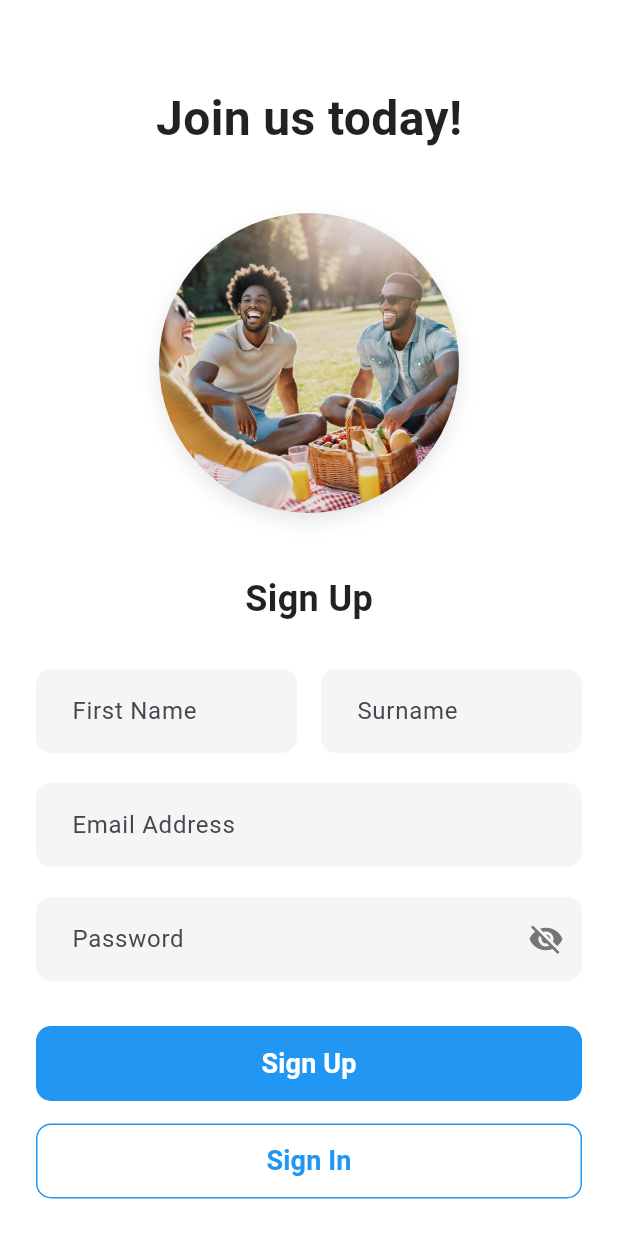
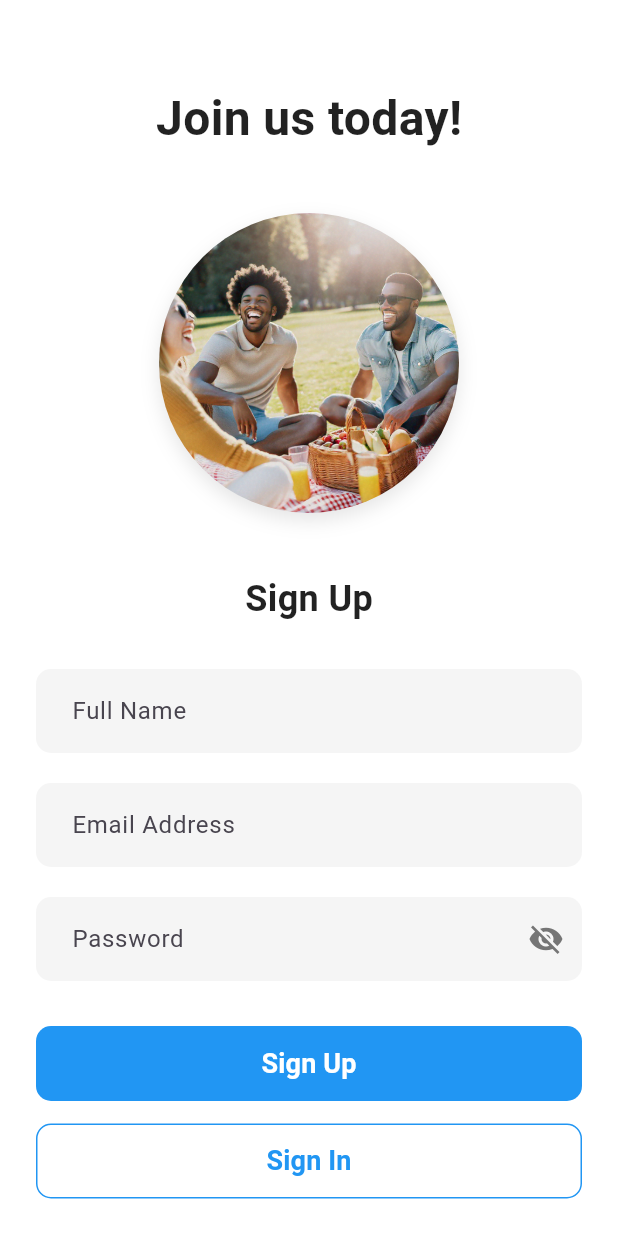
Before and after one commit to Sherlock1854/AcademicHub, a Flutter app: the screen it shows after launch, after a tap on "Create Account", on a phone screen of 412 x 824 dp. Run offline on Flutter 3.47's test engine with Material 3 defaults, Android fonts, the phone set to English and light mode, and no system bars; our stand-ins replace cloud_firestore, firebase_auth, firebase_core, firebase_storage, google_fonts, image_picker; accounts and stored records are empty; network calls fail.

Commit message:
Done all profile, except change password

```diff
--- a/lib/auth/auth_service.dart
+++ b/lib/auth/auth_service.dart
@@ -16,16 +16,18 @@ class AuthService {
   }
 
   /// SIGN UP
-  Future<UserCredential> signUpWithEmailPassword(String email, password, firstName, surname) async {
+  Future<UserCredential> signUpWithEmailPassword(String email, String password, String fullName) async {
     try {
-      UserCredential userCredential = await _auth.createUserWithEmailAndPassword(email: email, password: password);
+      UserCredential userCredential = await _auth.createUserWithEmailAndPassword(
+        email: email,
+        password: password,
+      );
 
-      // Save user with default role: 'user'
+      // Save user with fullName and default role: 'user'
       await _firestore.collection("Users").doc(userCredential.user!.uid).set({
         "uid": userCredential.user!.uid,
         "email": email,
-        "firstName": firstName,
-        "surname": surname,
+        "fullName": fullName,
         "role": "user",
       });
 
--- a/lib/auth/views/register.dart
+++ b/lib/auth/views/register.dart
@@ -2,28 +2,24 @@ import 'package:academichub/auth/auth_service.dart';
 import 'package:academichub/auth/views/login.dart';
 import 'package:flutter/material.dart';
 import 'package:academichub/utilities/design.dart';
-import 'package:flutter/gestures.dart';
 import 'package:academichub/dashboard/views/dashboard_page.dart';
 
-
-class RegisterPage extends StatefulWidget { // Renamed from Register
+class RegisterPage extends StatefulWidget {
   const RegisterPage({super.key});
 
   @override
-  State<RegisterPage> createState() => _RegisterPageState(); // Renamed state
+  State<RegisterPage> createState() => _RegisterPageState();
 }
 
-class _RegisterPageState extends State<RegisterPage> { // Renamed state
+class _RegisterPageState extends State<RegisterPage> {
   final TextEditingController registerEmailCtrl = TextEditingController();
   final TextEditingController registerPasswordCtrl = TextEditingController();
-  final TextEditingController registerFirstNameCtrl = TextEditingController(); // Changed to FirstName
-  final TextEditingController registerSurnameCtrl = TextEditingController();   // Added Surname
+  final TextEditingController registerFullNameCtrl = TextEditingController(); // ✅ Full Name controller
   bool _obscure = true;
 
   void register() async {
     final auth = AuthService();
 
-    // Show loading indicator
     showDialog(
       context: context,
       barrierDismissible: false,
@@ -34,21 +30,19 @@ class _RegisterPageState extends State<RegisterPage> { // Renamed state
       await auth.signUpWithEmailPassword(
         registerEmailCtrl.text.trim(),
         registerPasswordCtrl.text.trim(),
-        registerFirstNameCtrl.text.trim(),
-        registerSurnameCtrl.text.trim(),
+        registerFullNameCtrl.text.trim(), // ✅ Full Name passed
       );
 
       if (!mounted) return;
-      Navigator.pop(context); // remove loading spinner
+      Navigator.pop(context);
 
-      // ✅ Navigate to dashboard directly
       Navigator.pushReplacement(
         context,
         MaterialPageRoute(builder: (_) => const DashboardPage()),
       );
     } catch (e) {
       if (!mounted) return;
-      Navigator.pop(context); // remove loading spinner
+      Navigator.pop(context);
       showDialog(
         context: context,
         builder: (_) => AlertDialog(
@@ -65,21 +59,18 @@ class _RegisterPageState extends State<RegisterPage> { // Renamed state
     }
   }
 
-
   @override
   void dispose() {
     registerEmailCtrl.dispose();
     registerPasswordCtrl.dispose();
-    registerFirstNameCtrl.dispose();
-    registerSurnameCtrl.dispose(); // Dispose surname controller
-    // registerPhoneCtrl.dispose(); // Uncomment if you still use a phone field
+    registerFullNameCtrl.dispose(); // ✅ Dispose Full Name controller
     super.dispose();
   }
 
   @override
   Widget build(BuildContext context) {
     return Scaffold(
-      backgroundColor: Colors.white, // Changed background to white as per image
+      backgroundColor: Colors.white,
       body: SafeArea(
         child: Center(
           child: SingleChildScrollView(
@@ -87,7 +78,7 @@ class _RegisterPageState extends State<RegisterPage> { // Renamed state
             child: Column(
               crossAxisAlignment: CrossAxisAlignment.center,
               children: [
-                const SizedBox(height: 40), // Adjusted space from top
+                const SizedBox(height: 40),
                 const Text(
                   'Join us today!',
                   style: TextStyle(
@@ -97,10 +88,9 @@ class _RegisterPageState extends State<RegisterPage> { // Renamed state
                   ),
                 ),
                 const SizedBox(height: 40),
-                // Circular image from assets
                 Container(
-                  width: 200, // Adjust size as needed
-                  height: 200, // Adjust size as needed
+                  width: 200,
+                  height: 200,
                   decoration: BoxDecoration(
                     shape: BoxShape.circle,
                     boxShadow: [
@@ -113,8 +103,8 @@ class _RegisterPageState extends State<RegisterPage> { // Renamed state
                   ),
                   child: ClipOval(
                     child: Image.asset(
-                      'assets/images/register.png', // Your asset image path
-                      fit: BoxFit.cover, // Ensures the image covers the circular area
+                      'assets/images/register.png',
+                      fit: BoxFit.cover,
                     ),
                   ),
                 ),
@@ -130,14 +120,11 @@ class _RegisterPageState extends State<RegisterPage> { // Renamed state
                 ),
                 const SizedBox(height: 30),
 
-                // First Name and Surname in a Row
-                Row(
-                  children: [
-                    Expanded(
-                      child: TextField(
-                        controller: registerFirstNameCtrl,
+                // ✅ Full Name Field
+                TextField(
+                  controller: registerFullNameCtrl,
                   decoration: InputDecoration(
-                          hintText: 'First Name',
+                    hintText: 'Full Name',
                     filled: true,
                     fillColor: Colors.grey[100],
                     border: OutlineInputBorder(
@@ -147,28 +134,9 @@ class _RegisterPageState extends State<RegisterPage> { // Renamed state
                     contentPadding: const EdgeInsets.symmetric(vertical: 16, horizontal: 20),
                   ),
                 ),
-                    ),
-                    const SizedBox(width: 16), // Space between fields
-                    Expanded(
-                      child: TextField(
-                        controller: registerSurnameCtrl,
-                        decoration: InputDecoration(
-                          hintText: 'Surname',
-                          filled: true,
-                          fillColor: Colors.grey[100],
-                          border: OutlineInputBorder(
-                            borderRadius: BorderRadius.circular(10),
-                            borderSide: BorderSide.none,
-                          ),
-                          contentPadding: const EdgeInsets.symmetric(vertical: 16, horizontal: 20),
-                        ),
-                      ),
-                    ),
-                  ],
-                ),
                 const SizedBox(height: 20),
 
-                // Email Address
+                // Email
                 TextField(
                   controller: registerEmailCtrl,
                   decoration: InputDecoration(
@@ -209,21 +177,21 @@ class _RegisterPageState extends State<RegisterPage> { // Renamed state
                 ),
                 const SizedBox(height: 30),
 
-                // Sign Up button
+                // Sign Up
                 SizedBox(
                   width: double.infinity,
                   height: 50,
                   child: ElevatedButton(
                     onPressed: register,
                     style: ElevatedButton.styleFrom(
-                      backgroundColor: Colors.blue, // Blue background
+                      backgroundColor: Colors.blue,
                       shape: RoundedRectangleBorder(
-                        borderRadius: BorderRadius.circular(10), // Rounded corners
+                        borderRadius: BorderRadius.circular(10),
                       ),
-                      elevation: 0, // No shadow
+                      elevation: 0,
                     ),
                     child: const Text(
-                      'Sign Up', // Corrected text
+                      'Sign Up',
                       style: TextStyle(
                         fontSize: 18,
                         fontWeight: FontWeight.bold,
@@ -234,7 +202,7 @@ class _RegisterPageState extends State<RegisterPage> { // Renamed state
                 ),
                 const SizedBox(height: 15),
 
-                // Sign In button (from the image)
+                // Sign In
                 SizedBox(
                   width: double.infinity,
                   height: 50,
@@ -246,15 +214,15 @@ class _RegisterPageState extends State<RegisterPage> { // Renamed state
                       );
                     },
                     style: OutlinedButton.styleFrom(
-                      foregroundColor: Colors.blue, // Text color
-                      side: const BorderSide(color: Colors.blue), // Blue border
+                      foregroundColor: Colors.blue,
+                      side: const BorderSide(color: Colors.blue),
                       shape: RoundedRectangleBorder(
                         borderRadius: BorderRadius.circular(10),
                       ),
                       elevation: 0,
                     ),
                     child: const Text(
-                      'Sign In', // Corrected text
+                      'Sign In',
                       style: TextStyle(
                         fontSize: 18,
                         fontWeight: FontWeight.bold,
--- a/pubspec.yaml
+++ b/pubspec.yaml
@@ -34,6 +34,8 @@ dependencies:
   firebase_auth: ^4.18.2
   cloud_firestore: ^4.16.2
   google_fonts: ^6.2.1
+  firebase_storage: ^11.1.0
+
 
   # The following adds the Cupertino Icons font to your application.
   # Use with the CupertinoIcons class for iOS style icons.
```
Also changed, not shown: lib/users/services/user_services.dart (+108 -11 lines), lib/users/views/edit_profile_page.dart (+243 -0 lines), lib/users/views/user_page.dart (+88 -130 lines), pubspec.lock, 1 other file. Lines whose indentation alone changed are shown as unchanged.
